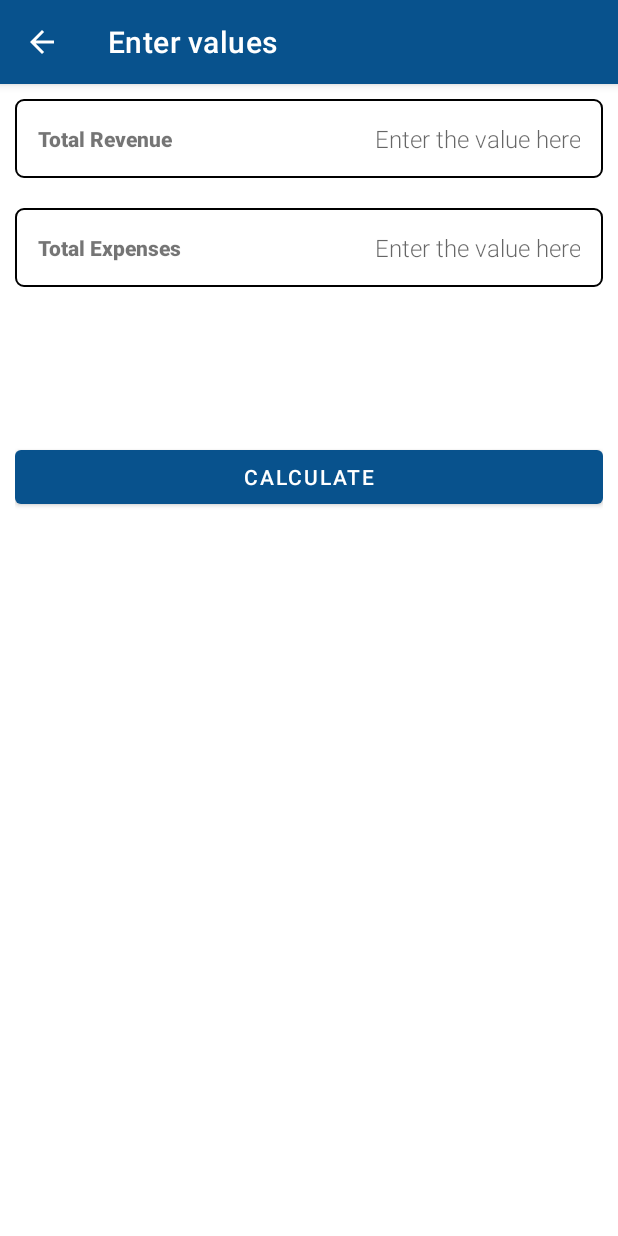
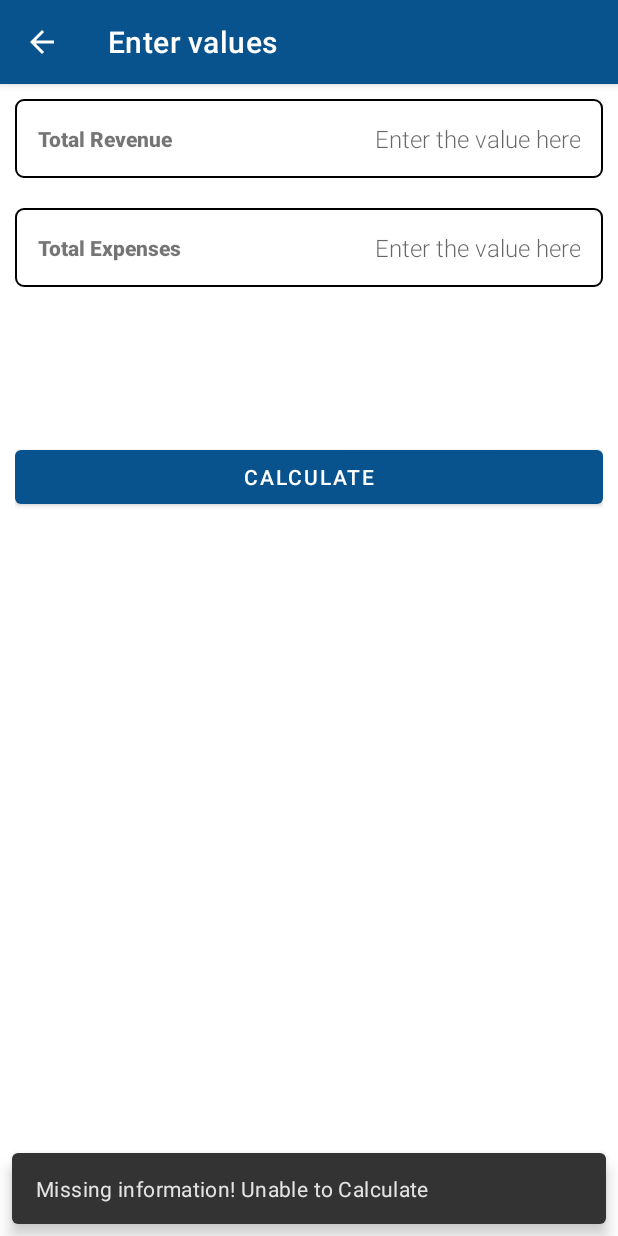
Before and after one commit to smahboob/Accountya-Android, an Android app: the FormulaSolverActivity screen opened directly, with no data from a screen before it, after a tap on "CALCULATE", on a phone screen of 412 x 824 dp. Run offline under Robolectric (Android 15) with nearby library versions, the phone set to English and light mode, and no system bars; our stand-ins replace AdMob; Roboto replaces fonts that are not available here; 3 statements that could not run were skipped.

Commit message:
AdMob Initialized. Ad Units added to Home and Formula Solver Activity.

```diff
--- a/app/build.gradle
+++ b/app/build.gradle
@@ -36,4 +36,6 @@ dependencies {
     testImplementation 'junit:junit:4.+'
     androidTestImplementation 'androidx.test.ext:junit:1.1.2'
     androidTestImplementation 'androidx.test.espresso:espresso-core:3.3.0'
+    // AdMob dependency
+    implementation 'com.google.android.gms:play-services-ads:19.3.0'
 }
--- a/app/src/main/java/com/fandm/saad/accountya/BaseFormulaActivity.java
+++ b/app/src/main/java/com/fandm/saad/accountya/BaseFormulaActivity.java
@@ -66,6 +66,7 @@ public class BaseFormulaActivity extends AppCompatActivity {
         Intent open_formula_solver = new Intent(BaseFormulaActivity.this, FormulaSolverActivity.class);
         open_formula_solver.putExtra("formula_tag", String.valueOf(view.getTag()));
         open_formula_solver.putExtra("formula_type", formula_type);
+        open_formula_solver.putExtra("toast_message", "");
         startActivity(open_formula_solver);
     }
 }
--- a/app/src/main/java/com/fandm/saad/accountya/FormulaSolverActivity.java
+++ b/app/src/main/java/com/fandm/saad/accountya/FormulaSolverActivity.java
@@ -20,6 +20,8 @@ import android.widget.LinearLayout;
 import android.widget.TextView;
 import android.widget.Toast;
 
+import com.google.android.gms.ads.AdRequest;
+import com.google.android.gms.ads.AdView;
 import com.google.android.material.snackbar.Snackbar;
 
 import java.util.ArrayList;
@@ -73,6 +75,8 @@ public class FormulaSolverActivity extends AppCompatActivity {
 
     private String formula_name_global;
 
+    AdView adView;
+
     @Override
     protected void onCreate(Bundle savedInstanceState) {
         Log.d("Tag: ", "Came to teh on create of formula");
@@ -87,9 +91,17 @@ public class FormulaSolverActivity extends AppCompatActivity {
         label_one_et = findViewById(R.id.label_one_et);
         label_two_et = findViewById(R.id.label_two_et);
         label_three_et = findViewById(R.id.label_three_et);
+        adView = findViewById(R.id.adViewFormulaSolver);
+
+        AdRequest adRequest = new AdRequest.Builder().build();
+        adView.loadAd(adRequest);
 
         String formula_type = getIntent().getStringExtra("formula_type");
         String formula_tag = getIntent().getStringExtra("formula_tag");
+        String toast_message = getIntent().getStringExtra("toast_message");
+        if(!toast_message.equals("")){
+            Snackbar.make(findViewById(R.id.formula_solver_layout), toast_message, Snackbar.LENGTH_LONG).show();
+        }
         formula_tag_int = Integer.parseInt(formula_tag);
 
 
@@ -129,8 +141,8 @@ public class FormulaSolverActivity extends AppCompatActivity {
         String label_val_2 = label_two_et.getText().toString();
 
         if(label_val_1.isEmpty() || label_val_2.isEmpty()){
-            Snackbar.make(findViewById(R.id.formula_solver_layout), "Missing information required to calculate.", Snackbar.LENGTH_LONG);
-            Toast.makeText(this, "Missing information to calculate.", Toast.LENGTH_SHORT).show();
+            Snackbar.make(findViewById(R.id.formula_solver_layout), "Missing information! Unable to Calculate", Snackbar.LENGTH_LONG).show();
+//            Toast.makeText(this, "Missing information to calculate.", Toast.LENGTH_SHORT).show();
             return;
         }
 
@@ -141,8 +153,8 @@ public class FormulaSolverActivity extends AppCompatActivity {
             String label_val_3 = label_three_et.getText().toString();
             current_label_values[2] = label_val_3;
             if(label_val_3.isEmpty()){
-                Snackbar.make(findViewById(R.id.formula_solver_layout), "Missing information required to calculate.", Snackbar.LENGTH_LONG);
-                Toast.makeText(this, "Missing information to calculate.", Toast.LENGTH_SHORT).show();
+                Snackbar.make(findViewById(R.id.formula_solver_layout), "Missing information! Unable to Calculate", Snackbar.LENGTH_LONG).show();
+//                Toast.makeText(this, "Missing information to calculate.", Toast.LENGTH_SHORT).show();
                 return;
             }
         }
--- a/app/src/main/res/layout/formula_solver_activity.xml
+++ b/app/src/main/res/layout/formula_solver_activity.xml
@@ -154,4 +154,22 @@
         android:layout_marginTop="10dp"
         android:text="@string/calculate_text"/>
 
+
+    <LinearLayout
+        android:layout_width="match_parent"
+        android:layout_height="0dip"
+        android:layout_weight="1"
+        android:gravity="center|bottom"
+        android:orientation="vertical" >
+        <com.google.android.gms.ads.AdView
+            xmlns:ads="http://schemas.android.com/apk/res-auto"
+            android:id="@+id/adViewFormulaSolver"
+            android:layout_width="wrap_content"
+            android:layout_height="wrap_content"
+            ads:adSize="BANNER"
+            ads:adUnitId="ca-app-pub-3940256099942544/6300978111">
+        </com.google.android.gms.ads.AdView>
+    </LinearLayout>
+
+
 </LinearLayout>
```
Also changed, not shown: app/src/main/AndroidManifest.xml (+7 -1 lines), app/src/main/java/com/fandm/saad/accountya/HomeActivity.java (+19 -0 lines), app/src/main/java/com/fandm/saad/accountya/ShowSolutionActivity.java (+51 -2 lines), app/src/main/res/layout/home_activity.xml (+16 -0 lines).
